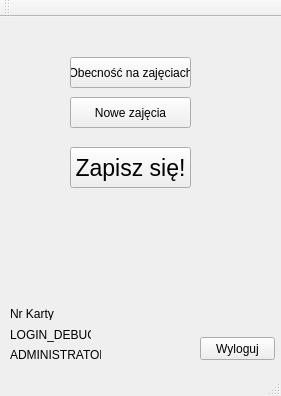
Before: the Qt Designer form mainwindow.ui in MichalKNR/FitMaster5000, drawn with Qt 5.
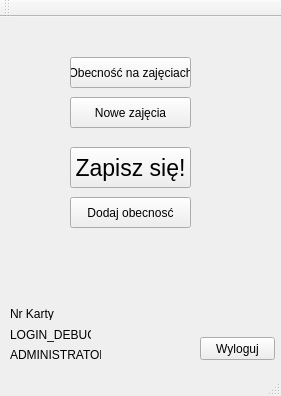
After: the same form once the commit is applied.

What changed in the file:
```diff
--- a/mainwindow.ui
+++ b/mainwindow.ui
@@ -110,6 +110,19 @@
      <string>Nowe zajęcia</string>
     </property>
    </widget>
+   <widget class="QPushButton" name="Add_presence_PB">
+    <property name="geometry">
+     <rect>
+      <x>70</x>
+      <y>180</y>
+      <width>121</width>
+      <height>31</height>
+     </rect>
+    </property>
+    <property name="text">
+     <string>Dodaj obecnosć</string>
+    </property>
+   </widget>
   </widget>
   <widget class="QMenuBar" name="menuBar">
    <property name="geometry">
```
